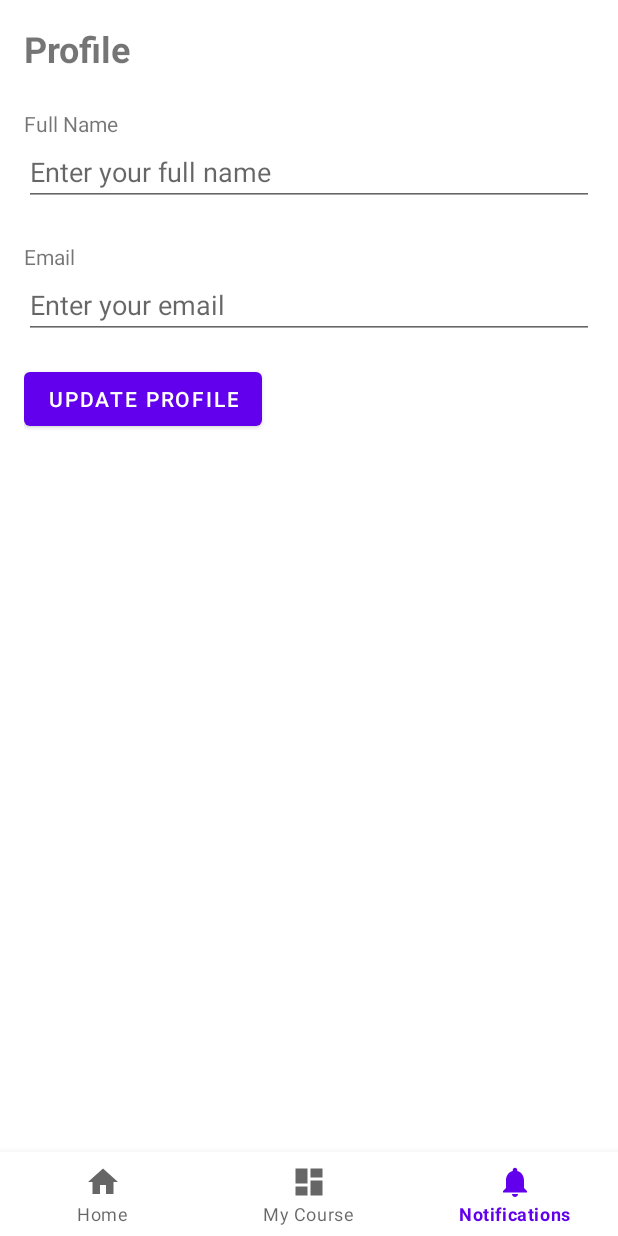
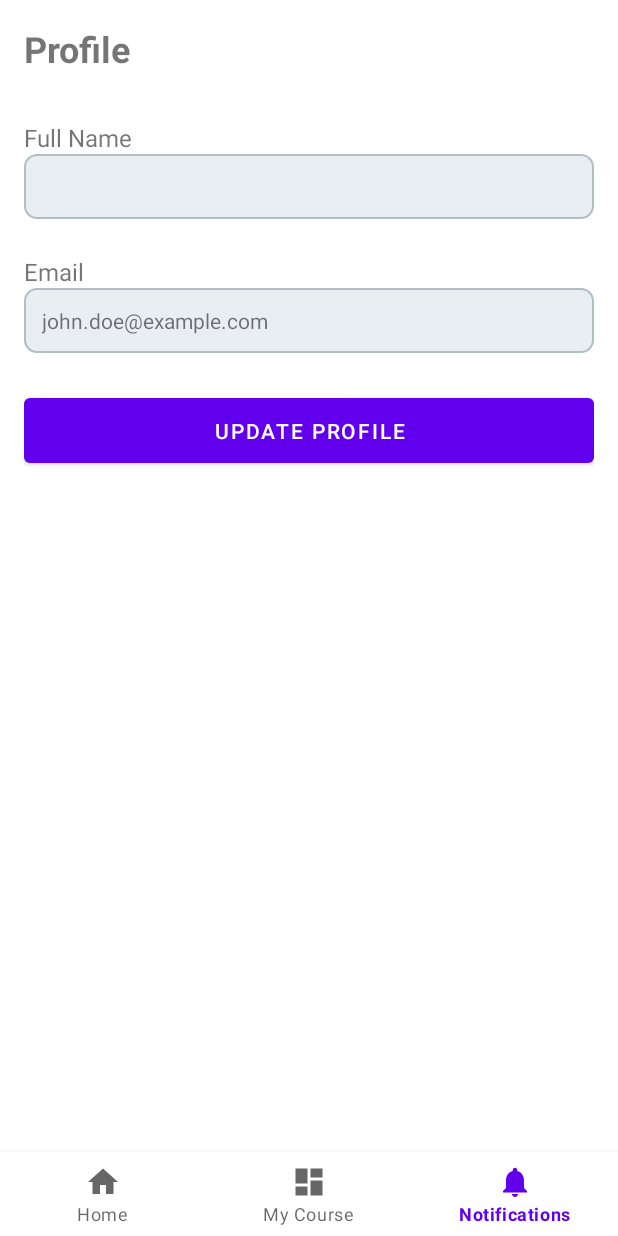
Before and after one commit to ZKartadimaja/learningin-app, an Android app: the ProfileFragment screen opened through its navigation route, on a phone screen of 412 x 824 dp. Run offline under Robolectric (Android 15) with nearby library versions, the phone set to English and light mode, and no system bars; our stand-ins replace navigation-ui.

```diff
--- a/app/src/main/AndroidManifest.xml
+++ b/app/src/main/AndroidManifest.xml
@@ -15,7 +15,7 @@
         android:theme="@style/Theme.Learningin"
         tools:targetApi="31">
         <activity
-            android:name=".activity.MainActivity"
+            android:name=".activity.LoginActivity"
             android:exported="true"
             tools:ignore="DuplicateActivity">
             <intent-filter>
@@ -24,8 +24,8 @@
             </intent-filter>
         </activity>
         <activity android:name=".activity.CourseActivity"/>
-<!--        <activity android:name=".activity.MainActivity" />-->
-        <activity android:name=".activity.LoginActivity" />
+        <activity android:name=".activity.MainActivity" />
+<!--        <activity android:name=".activity.LoginActivity" />-->
         <activity android:name=".activity.QuizzizActivity"/>
     </application>
 
--- a/app/src/main/java/com/example/learningin/services/ApiService.kt
+++ b/app/src/main/java/com/example/learningin/services/ApiService.kt
@@ -2,9 +2,11 @@ package com.example.learningin.services
 
 import retrofit2.Call
 import com.example.learningin.data.QuizResponse
+import com.example.learningin.data.UserResponse
 import retrofit2.http.Body
 import retrofit2.http.GET
 import retrofit2.http.POST
+import retrofit2.http.Path
 import retrofit2.http.Query
 
 data class LoginRequest(val email: String, val password: String)
@@ -20,4 +22,7 @@ interface ApiService {
 
     @POST("api/login")
     fun login(@Body request: LoginRequest): Call<LoginResponse>
+
+    @GET("api/users/{id}")
+    fun getUser(@Path("id") userId: Int): Call<UserResponse>
 }
--- a/app/src/main/java/com/example/learningin/ui/fragments/ProfileFragment.kt
+++ b/app/src/main/java/com/example/learningin/ui/fragments/ProfileFragment.kt
@@ -4,6 +4,7 @@ import android.os.Bundle
 import android.view.LayoutInflater
 import android.view.View
 import android.view.ViewGroup
+import android.widget.TextView
 import androidx.fragment.app.Fragment
 import com.example.learningin.R
 import com.example.learningin.data.User
@@ -19,6 +20,16 @@ class ProfileFragment : Fragment() {
     }
 
     override fun onViewCreated(view: View, savedInstanceState: Bundle?) {
-        // Display user info
+        // Retrieve user data from arguments
+        arguments?.getParcelable<User>("user_data")?.let {
+            user = it
+            displayUserInfo()
+        }
+    }
+
+    private fun displayUserInfo() {
+        // Assuming you have TextViews to display the user's full name and email
+        view?.findViewById<TextView>(R.id.fullNameTextView)?.text = user.fullName
+        view?.findViewById<TextView>(R.id.emailTextView)?.text = user.email
     }
 }
--- a/app/src/main/res/layout/activity_course.xml
+++ b/app/src/main/res/layout/activity_course.xml
@@ -2,7 +2,7 @@
 <androidx.constraintlayout.widget.ConstraintLayout xmlns:android="http://schemas.android.com/apk/res/android"
     xmlns:app="http://schemas.android.com/apk/res-auto"
     xmlns:tools="http://schemas.android.com/tools"
-    android:id="@+id/main"
+    android:id="@+id/fragment_container"
     android:layout_width="match_parent"
     android:layout_height="match_parent"
     android:background="@drawable/background"
--- a/app/src/main/res/layout/fragment_profile.xml
+++ b/app/src/main/res/layout/fragment_profile.xml
@@ -2,7 +2,8 @@
     android:layout_width="match_parent"
     android:layout_height="match_parent"
     android:orientation="vertical"
-    android:padding="16dp">
+    android:padding="16dp"
+    android:background="@android:color/white">
 
     <TextView
         android:layout_width="wrap_content"
@@ -10,38 +11,44 @@
         android:text="Profile"
         android:textSize="24sp"
         android:textStyle="bold"
-        android:layout_marginBottom="16dp" />
+        android:layout_marginBottom="24dp" />
 
     <TextView
         android:layout_width="wrap_content"
         android:layout_height="wrap_content"
         android:text="Full Name"
+        android:textSize="16sp"
         android:layout_marginTop="8dp" />
 
-    <EditText
-        android:id="@+id/edit_text_full_name"
+    <TextView
+        android:id="@+id/fullNameTextView"
         android:layout_width="match_parent"
         android:layout_height="wrap_content"
-        android:hint="Enter your full name"
-        android:layout_marginBottom="16dp"/>
+        android:layout_marginBottom="16dp"
+        android:padding="12dp"
+        android:background="@drawable/edit_text_background"/>
 
     <TextView
         android:layout_width="wrap_content"
         android:layout_height="wrap_content"
         android:text="Email"
+        android:textSize="16sp"
         android:layout_marginTop="8dp" />
 
-    <EditText
-        android:id="@+id/edit_text_email"
+    <TextView
+        android:id="@+id/emailTextView"
         android:layout_width="match_parent"
         android:layout_height="wrap_content"
-        android:hint="Enter your email"
-        android:layout_marginBottom="16dp"
-        android:inputType="textEmailAddress" />
+        android:text="john.doe@example.com"
+        android:layout_marginBottom="24dp"
+        android:padding="12dp"
+        android:background="@drawable/edit_text_background"/>
 
     <Button
         android:id="@+id/button_update_profile"
-        android:layout_width="wrap_content"
+        android:layout_width="match_parent"
         android:layout_height="wrap_content"
-        android:text="Update Profile" />
+        android:text="Update Profile"
+        android:textColor="@android:color/white"
+        android:padding="12dp" />
 </LinearLayout>
--- a/gradle/libs.versions.toml
+++ b/gradle/libs.versions.toml
@@ -37,7 +37,6 @@ exoplayer = {group = "com.google.android.exoplayer", name = "exoplayer", version
 converterGson = {group = "com.squareup.retrofit2", name = "converter-gson", version.ref = "converterGson" }
 androidx-recyclerview = { group = "androidx.recyclerview", name = "recyclerview", version.ref = "recyclerview" }
 
-
 [plugins]
 android-application = { id = "com.android.application", version.ref = "agp" }
 kotlin-android = { id = "org.jetbrains.kotlin.android", version.ref = "kotlin" }
```
Also changed, not shown: app/src/main/java/com/example/learningin/BookmarkRepository.kt (added, +15 -0 lines), app/src/main/java/com/example/learningin/activity/CourseActivity.kt (+18 -7 lines), app/src/main/java/com/example/learningin/activity/LoginActivity.kt (+55 -6 lines), app/src/main/java/com/example/learningin/data/User.kt (+36 -1 lines), app/src/main/java/com/example/learningin/ui/adapters/MyCourseAdapter.kt (added, +39 -0 lines), app/src/main/java/com/example/learningin/ui/fragments/MyCourseFragment.kt (+26 -24 lines), app/src/main/res/layout/fragment_my_courses.xml (+4 -12 lines).
